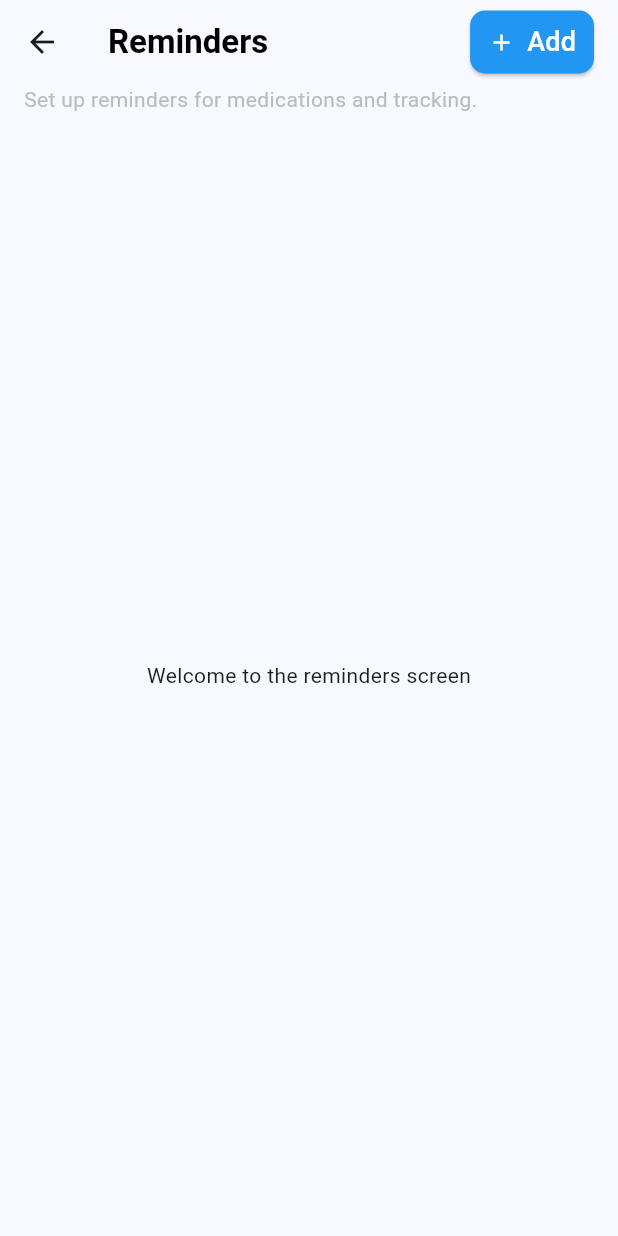
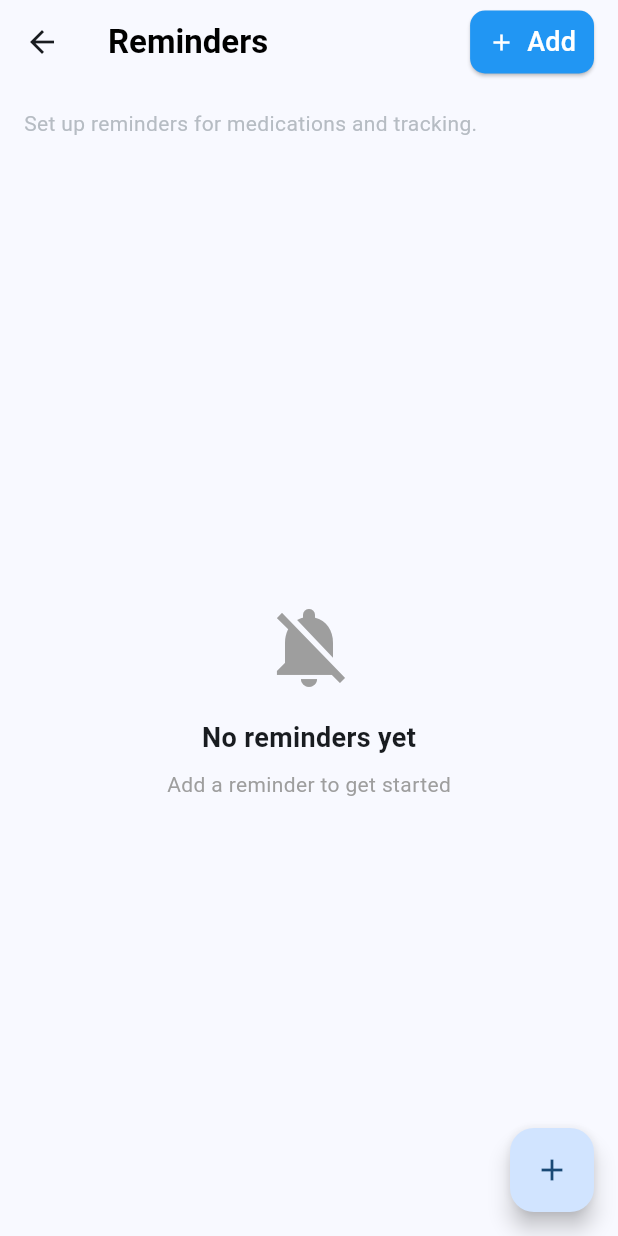
Before and after one commit to izhaan-s/Zeema, a Flutter app: the RemindersScreen screen opened by its route, on a phone screen of 412 x 824 dp. Run offline on Flutter 3.47's test engine with Material 3 defaults, Android fonts, the phone set to English and light mode, and no system bars; our stand-ins replace supabase_flutter; accounts and stored records are empty.

Commit message:
Added displaying of reminders and also displays if there are no current reminders

```diff
--- a/eczema_health/lib/features/reminders/screens/reminders_screen.dart
+++ b/eczema_health/lib/features/reminders/screens/reminders_screen.dart
@@ -1,6 +1,9 @@
 import 'package:flutter/widgets.dart';
 import 'package:flutter/material.dart';
 import '../../../navigation/app_router.dart';
+import '../../../data/repositories/reminder_repository.dart';
+import '../../../data/models/reminder_model.dart';
+import 'package:intl/intl.dart';
 
 class RemindersScreen extends StatefulWidget {
   const RemindersScreen({super.key});
@@ -10,6 +13,72 @@ class RemindersScreen extends StatefulWidget {
 }
 
 class _RemindersScreenState extends State<RemindersScreen> {
+  final ReminderRepository reminderRepository = ReminderRepository();
+  bool isLoading = true;
+  List<ReminderModel> reminders = [];
+
+  @override
+  void initState() {
+    super.initState();
+    getReminders();
+  }
+
+  Future<void> getReminders() async {
+    try {
+      reminders = await reminderRepository.getReminders();
+      setState(() {
+        isLoading = false;
+      });
+    } catch(e) {
+      print(e);
+    }
+  }
+
+  String formatTime(DateTime dateTime) {
+    return DateFormat.jm().format(dateTime);
+  }
+
+  Widget _buildContent() {
+    if (isLoading) {
+      return const Center(
+        child: CircularProgressIndicator(),
+      );
+    }
+
+    if (reminders.isEmpty) {
+      return Center(
+        child: Column(
+          mainAxisAlignment: MainAxisAlignment.center,
+          children: [
+            const Icon(
+              Icons.notifications_off,
+              size: 64,
+              color: Colors.grey,
+            ),
+            const SizedBox(height: 16),
+            const Text(
+              'No reminders yet',
+              style: TextStyle(
+                fontSize: 18,
+                fontWeight: FontWeight.bold,
+              ),
+            ),
+            const SizedBox(height: 8),
+            const Text(
+              'Add a reminder to get started',
+              style: TextStyle(color: Colors.grey),
+            ),
+          ],
+        ),
+      );
+    }
+
+    return ListView.builder(
+      itemCount: reminders.length,
+      itemBuilder: (context, index) => _buildReminderItem(reminders[index]),
+    );
+  }
+
   @override
   Widget build(BuildContext context) {
     return Scaffold(
@@ -59,7 +128,7 @@ class _RemindersScreenState extends State<RemindersScreen> {
         crossAxisAlignment: CrossAxisAlignment.start,
         children: [
           Padding(
-            padding: const EdgeInsets.fromLTRB(16, 0, 16, 0),
+            padding: const EdgeInsets.all(16),
             child: Text(
               'Set up reminders for medications and tracking.',
               style: TextStyle(
@@ -70,12 +139,104 @@ class _RemindersScreenState extends State<RemindersScreen> {
             ),
           ),
           Expanded(
-            child: Center(
-              child: Text('Welcome to the reminders screen'),
+            child: RefreshIndicator(
+              onRefresh: getReminders,
+              child: _buildContent(),
             ),
           ),
         ],
       ),
+      floatingActionButton: FloatingActionButton(
+        onPressed: () async {
+          final result = await Navigator.pushNamed(context, AppRouter.addReminder);
+          if (result != null) {
+            getReminders(); // Refresh the list when returning from add screen
+          }
+        },
+        child: const Icon(Icons.add),
+      ),
+    );
+  }
+
+  Widget _buildReminderItem(ReminderModel reminder) {
+    return Card(
+      margin: const EdgeInsets.symmetric(horizontal: 16, vertical: 8),
+      child: Dismissible(
+        key: Key(reminder.id),
+        background: Container(
+          color: Colors.red,
+          alignment: Alignment.centerRight,
+          padding: const EdgeInsets.only(right: 16),
+          child: const Icon(
+            Icons.delete,
+            color: Colors.white,
+          ),
+        ),
+        direction: DismissDirection.endToStart,
+        onDismissed: (_) async {
+          try {
+            // Add later
+            //await reminderRepository.deleteReminder(reminder.id);
+            setState(() {
+              reminders.remove(reminder);
+            });
+            ScaffoldMessenger.of(context).showSnackBar(
+              const SnackBar(content: Text('Reminder deleted')),
+            );
+          } catch (e) {
+            ScaffoldMessenger.of(context).showSnackBar(
+              SnackBar(content: Text('Error deleting reminder: $e')),
+            );
+          }
+        },
+        child: ListTile(
+          contentPadding: const EdgeInsets.all(16),
+          title: Text(
+            reminder.title,
+            style: const TextStyle(
+              fontSize: 18,
+              fontWeight: FontWeight.bold,
+            ),
+          ),
+          subtitle: Column(
+            crossAxisAlignment: CrossAxisAlignment.start,
+            children: [
+              const SizedBox(height: 8),
+              Row(
+                children: [
+                  const Icon(Icons.access_time, size: 16, color: Colors.blue),
+                  const SizedBox(width: 8),
+                  Text(
+                    formatTime(reminder.dateTime),
+                    style: const TextStyle(fontSize: 16),
+                  ),
+                ],
+              ),
+              if (reminder.description != null && reminder.description!.isNotEmpty) ...[
+                const SizedBox(height: 4),
+                Text(
+                  reminder.description!,
+                  style: const TextStyle(color: Colors.grey),
+                ),
+              ],
+            ],
+          ),
+          trailing: Switch(
+            value: reminder.isActive,
+            onChanged: (value) async {
+              try {
+                // Add this later
+                //await reminderRepository.toggleReminderActive(reminder.id, value);
+                getReminders(); // Refresh the list
+              } catch (e) {
+                ScaffoldMessenger.of(context).showSnackBar(
+                  SnackBar(content: Text('Error updating reminder: $e')),
+                );
+              }
+            },
+          ),
+        ),
+      ),
     );
   }
 }
```
